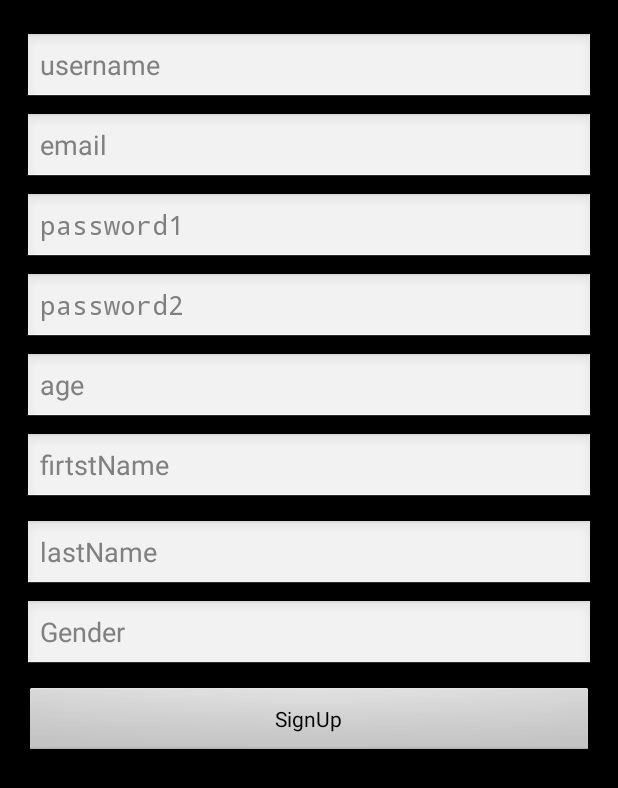
After one commit to sosanara/sosaFront, an Android app: the layout activity_sign_up.xml on its own in the app's theme, with its tools: preview values and no code run, on a phone screen of 412 x 824 dp. The commit adds this screen. Shown: the top 788 px of the screen. Run offline under Robolectric (Android 15) with nearby library versions, the phone set to English and light mode, and no system bars.

Commit message:
data communicate with server(signup)

```diff
--- a/sosaFront/app/src/main/res/layout/activity_camera.xml
+++ b/sosaFront/app/src/main/res/layout/activity_camera.xml
@@ -5,6 +5,7 @@
     <RelativeLayout
         android:layout_width="match_parent"
         android:layout_height="match_parent"
+        android:background="#0000ff"
         >
 
         <RelativeLayout
@@ -12,6 +13,7 @@
             android:layout_width="match_parent"
             android:layout_height="50dp"
             android:background="#4e5051">
+
 
             <ImageButton
                 android:id="@+id/ib_camera_change"
@@ -64,7 +66,7 @@
             android:layout_alignLeft="@+id/sf_camera"
             android:layout_alignRight="@+id/sf_camera"
             android:layout_alignTop="@+id/sf_camera"
-            android:background="@drawable/camera_frame"
+            android:background="@drawable/erase"
             android:scaleType="fitXY"
             android:visibility="gone" />
 
--- /dev/null
+++ b/sosaFront/app/src/main/res/layout/activity_sign_up.xml
@@ -0,0 +1,81 @@
+<?xml version="1.0" encoding="utf-8"?>
+<LinearLayout xmlns:android="http://schemas.android.com/apk/res/android"
+    xmlns:tools="http://schemas.android.com/tools" android:layout_width="match_parent"
+    android:layout_height="match_parent" android:paddingLeft="@dimen/activity_horizontal_margin"
+    android:paddingRight="@dimen/activity_horizontal_margin"
+    android:paddingTop="@dimen/activity_vertical_margin"
+    android:paddingBottom="@dimen/activity_vertical_margin"
+    android:orientation="vertical"
+    tools:context=".MainActivity">
+
+    <EditText
+        android:id="@+id/username_view"
+        android:layout_marginTop="5dp"
+        android:hint="username"
+        android:layout_width="match_parent"
+        android:layout_height="wrap_content" />
+
+    <EditText
+        android:id="@+id/email_view"
+        android:layout_marginTop="5dp"
+        android:hint="email"
+        android:layout_width="match_parent"
+        android:layout_height="wrap_content" />
+
+    <EditText
+        android:id="@+id/pswd_view"
+        android:layout_marginTop="5dp"
+        android:hint="password1"
+        android:inputType="textPassword"
+        android:layout_width="match_parent"
+        android:layout_height="wrap_content" />
+
+
+    <EditText
+        android:id="@+id/pswd2_view"
+        android:layout_marginTop="5dp"
+        android:hint="password2"
+        android:inputType="textPassword"
+        android:layout_width="match_parent"
+        android:layout_height="wrap_content" />
+
+    <EditText
+        android:id="@+id/age_view"
+        android:layout_marginTop="5dp"
+        android:hint="age"
+        android:layout_width="match_parent"
+        android:layout_height="wrap_content" />
+
+
+    <EditText
+        android:id="@+id/firstName_view"
+        android:layout_marginTop="5dp"
+        android:hint="firtstName"
+        android:layout_width="match_parent"
+        android:layout_height="wrap_content"
+        />
+
+    <EditText
+        android:id="@+id/lastName_view"
+        android:layout_marginTop="10dp"
+        android:hint="lastName"
+        android:layout_width="match_parent"
+        android:layout_height="wrap_content" />
+
+    <EditText
+        android:id="@+id/gender_view"
+        android:layout_marginTop="5dp"
+        android:hint="Gender"
+        android:layout_width="match_parent"
+        android:layout_height="wrap_content" />
+
+    <Button
+        android:layout_width="match_parent"
+        android:layout_height="wrap_content"
+        android:text="SignUp"
+        android:id="@+id/button"
+        android:layout_marginTop="10dp"
+        android:onClick="checkLogin"/>
+
+    <!--android:layout_below="@+id/password"-->
+</LinearLayout>
--- a/sosaFront/app/src/main/res/values/strings.xml
+++ b/sosaFront/app/src/main/res/values/strings.xml
@@ -6,4 +6,8 @@
 
     <string name="action_settings">Settings</string>
     <string name="title_activity_capture">CaptureActivity</string>
+    <string name="title_activity_sign">SignActivity</string>
+    <string name="title_activity_sign_up">SignUpActivity</string>
+    <string name="title_activity_login">LoginActivity</string>
+    <string name="title_activity_gallery">GalleryActivity</string>
 </resources>
--- a/sosaFront/library/src/main/java/io/values/camera/widget/CameraView.java
+++ b/sosaFront/library/src/main/java/io/values/camera/widget/CameraView.java
@@ -652,4 +652,6 @@ public class CameraView implements SurfaceHolder.Callback, Camera.PictureCallbac
             }
         }
     }
+
+
 }
```
Also changed, not shown: sosaFront/app/src/main/AndroidManifest.xml (+13 -2 lines), sosaFront/app/src/main/java/com/example/shim/sosafront/CameraPackage/CameraActivity.java (+16 -82 lines), sosaFront/app/src/main/java/com/example/shim/sosafront/CameraPackage/CaptureActivity.java (+26 -4 lines), sosaFront/app/src/main/java/com/example/shim/sosafront/CameraPackage/GalleryScannerClass.java (added, +47 -0 lines), sosaFront/app/src/main/java/com/example/shim/sosafront/LoginPackage/LoginActivity.java (added, +16 -0 lines), sosaFront/app/src/main/java/com/example/shim/sosafront/LoginPackage/SignUpActivity.java (added, +242 -0 lines), sosaFront/app/src/main/res/layout/activity_gallery.xml (added, +12 -0 lines), sosaFront/app/src/main/res/layout/activity_login.xml (added, +12 -0 lines), sosaFront/app/src/main/res/drawable-v21/erase.png (added), sosaFront/app/src/main/res/drawable/erase.png (added).
